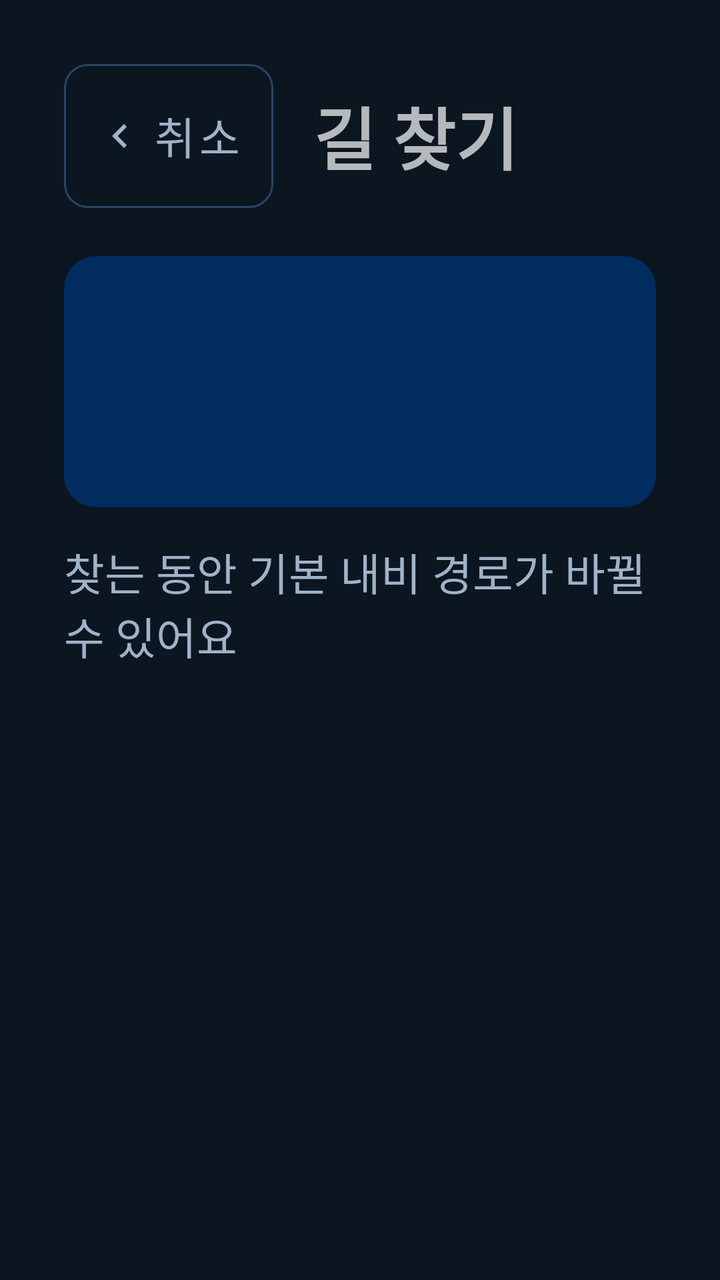
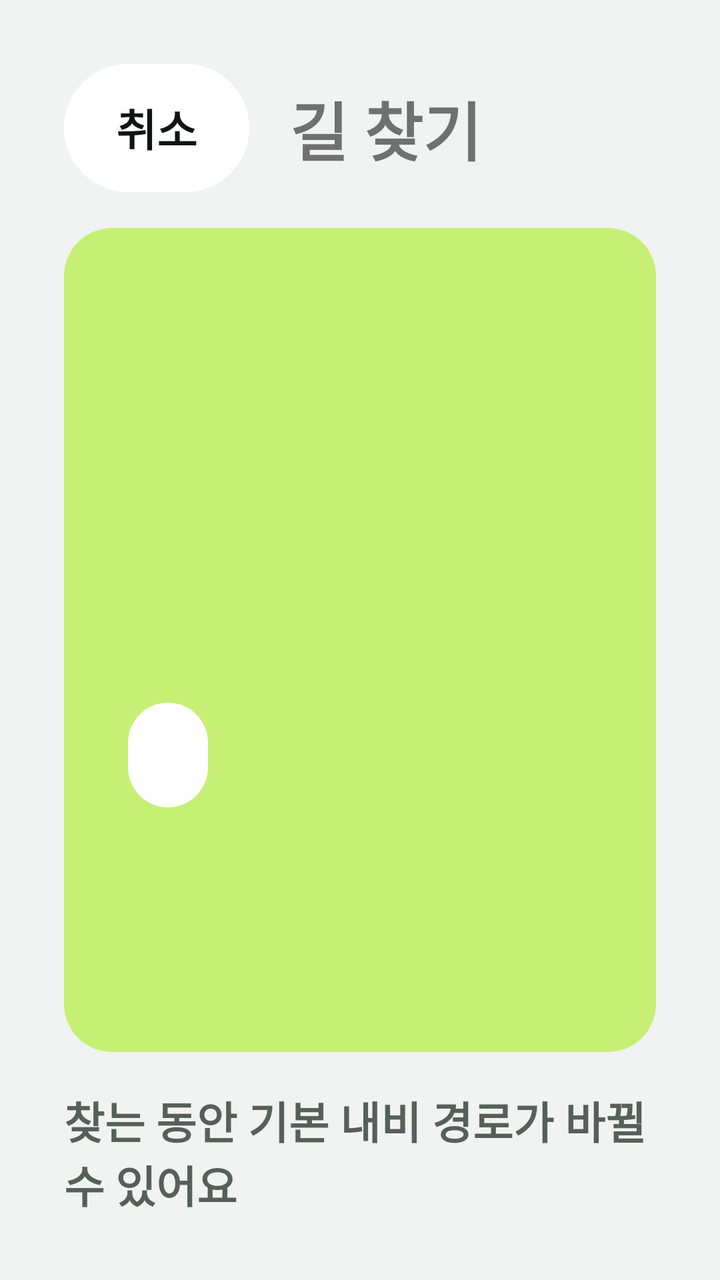

Screens rendered from an Android XML layout before and after an edit, with the pre-edit source and the edit as a unified diff.
<!-- AndroidManifest.xml: application theme Theme.Jeonunbochocar -->
<!-- res/layout/screen_searching.xml -->
<?xml version="1.0" encoding="utf-8"?>
<LinearLayout xmlns:android="http://schemas.android.com/apk/res/android"
    android:layout_width="match_parent"
    android:layout_height="match_parent"
    android:orientation="vertical"
    android:padding="32dp">

    <LinearLayout
        android:layout_width="match_parent"
        android:layout_height="wrap_content"
        android:gravity="center_vertical"
        android:orientation="horizontal">

        <Button
            android:id="@+id/btnBack"
            style="@style/Jb.Button.Back"
            android:layout_width="wrap_content"
            android:layout_height="72dp"
            android:layout_marginEnd="20dp"
            android:text="취소" />

        <TextView
            android:layout_width="wrap_content"
            android:layout_height="wrap_content"
            android:text="길 찾기"
            android:textSize="34sp"
            android:textStyle="bold" />
    </LinearLayout>

    <LinearLayout
        android:layout_width="match_parent"
        android:layout_height="wrap_content"
        android:layout_marginTop="24dp"
        android:background="@drawable/bg_level_card"
        android:orientation="vertical"
        android:padding="24dp">

        <TextView
            android:id="@+id/searchTitle"
            android:layout_width="wrap_content"
            android:layout_height="wrap_content"
            android:textSize="30sp"
            android:textStyle="bold" />

        <TextView
            android:id="@+id/searchProgress"
            android:layout_width="wrap_content"
            android:layout_height="wrap_content"
            android:layout_marginTop="8dp"
            android:textColor="@color/jb_on_navy_secondary"
            android:textSize="22sp" />
    </LinearLayout>

    <TextView
        android:layout_width="wrap_content"
        android:layout_height="wrap_content"
        android:layout_marginTop="16dp"
        android:text="찾는 동안 기본 내비 경로가 바뀔 수 있어요"
        android:textColor="@color/jb_text_secondary"
        android:textSize="22sp" />
</LinearLayout>
<!-- resources referenced by this layout -->
<resources>
  <color name="jb_on_navy_secondary">#B9D3EA</color>
  <color name="jb_text_secondary">#9FB3C8</color>
  <!-- drawable bg_level_card (drawable) -->
  <?xml version="1.0" encoding="utf-8"?>
  <shape xmlns:android="http://schemas.android.com/apk/res/android">
      <solid android:color="@color/jb_navy" />
      <corners android:radius="16dp" />
  </shape>
  <style name="Jb.Button.Back" parent="Widget.MaterialComponents.Button.OutlinedButton">
          <item name="strokeColor">@color/jb_outline</item>
          <item name="android:textColor">@color/jb_text_secondary</item>
          <item name="android:textSize">22sp</item>
          <item name="cornerRadius">12dp</item>
          <item name="icon">@drawable/ic_chevron_left</item>
          <item name="iconTint">@color/jb_text_secondary</item>
          <item name="android:minHeight">72dp</item>
          <item name="android:insetTop">0dp</item>
          <item name="android:insetBottom">0dp</item>
      </style>
  <style name="Theme.Jeonunbochocar" parent="Theme.MaterialComponents.NoActionBar">
          <item name="colorPrimary">@color/jb_accent</item>
          <item name="colorPrimaryVariant">@color/jb_navy</item>
          <item name="colorOnPrimary">@color/jb_background</item>
          <item name="colorSecondary">@color/jb_accent</item>
          <item name="colorOnSecondary">@color/jb_background</item>
          <item name="android:windowBackground">@color/jb_background</item>
          <item name="android:statusBarColor">@color/jb_background</item>
          <item name="materialButtonStyle">@style/Jb.Button</item>
      </style>
  <color name="jb_navy">#002C5F</color>
  <color name="jb_outline">#2A4560</color>
  <color name="jb_accent">#00AAD2</color>
  <color name="jb_background">#0B1620</color>
  <style name="Jb.Button" parent="Widget.MaterialComponents.Button.UnelevatedButton">
          <item name="backgroundTint">@color/jb_card</item>
          <item name="android:textColor">@color/white</item>
          <item name="android:textSize">24sp</item>
          <item name="cornerRadius">12dp</item>
          <item name="android:insetTop">0dp</item>
          <item name="android:insetBottom">0dp</item>
      </style>
  <color name="jb_card">#13283F</color>
  <color name="white">#FFFFFFFF</color>
  <!-- unchanged entries left out for length: 1 -->
</resources>

<!-- the commit's change to res/layout/screen_searching.xml (unified diff, before → after) -->
@@ -1,5 +1,6 @@
 <?xml version="1.0" encoding="utf-8"?>
 <LinearLayout xmlns:android="http://schemas.android.com/apk/res/android"
+    xmlns:app="http://schemas.android.com/apk/res-auto"
     android:layout_width="match_parent"
     android:layout_height="match_parent"
     android:orientation="vertical"
@@ -15,47 +16,75 @@
             android:id="@+id/btnBack"
             style="@style/Jb.Button.Back"
             android:layout_width="wrap_content"
-            android:layout_height="72dp"
+            android:layout_height="64dp"
             android:layout_marginEnd="20dp"
-            android:text="취소" />
+            android:paddingStart="26dp"
+            android:paddingEnd="26dp"
+            android:text="취소"
+            app:icon="@null" />
 
         <TextView
-            android:layout_width="wrap_content"
-            android:layout_height="wrap_content"
-            android:text="길 찾기"
-            android:textSize="34sp"
-            android:textStyle="bold" />
+            style="@style/Jb.HeaderTitle"
+            android:text="길 찾기" />
     </LinearLayout>
 
     <LinearLayout
         android:layout_width="match_parent"
-        android:layout_height="wrap_content"
-        android:layout_marginTop="24dp"
-        android:background="@drawable/bg_level_card"
+        android:layout_height="0dp"
+        android:layout_marginTop="18dp"
+        android:layout_weight="1"
+        android:background="@drawable/bg_block"
+        android:backgroundTint="@color/jb_lime"
+        android:gravity="bottom"
         android:orientation="vertical"
-        android:padding="24dp">
+        android:padding="32dp">
 
         <TextView
             android:id="@+id/searchTitle"
+            style="@style/Jb.OnBlock"
+            android:background="@drawable/bg_pill"
+            android:paddingHorizontal="20dp"
+            android:paddingVertical="10dp"
+            android:textSize="24sp" />
+
+        
+        <LinearLayout
+            android:id="@+id/searchAttemptLine"
             android:layout_width="wrap_content"
             android:layout_height="wrap_content"
-            android:textSize="30sp"
-            android:textStyle="bold" />
+            android:layout_marginTop="16dp"
+            android:orientation="horizontal"
+            android:visibility="gone">
+
+            <TextView
+                android:id="@+id/searchAttempt"
+                style="@style/Jb.OnBlock"
+                android:includeFontPadding="false"
+                android:letterSpacing="-0.06"
+                android:textSize="180sp" />
+
+            <TextView
+                android:id="@+id/searchTotal"
+                style="@style/Jb.OnBlock"
+                android:textSize="72sp" />
+        </LinearLayout>
 
         <TextView
             android:id="@+id/searchProgress"
-            android:layout_width="wrap_content"
-            android:layout_height="wrap_content"
-            android:layout_marginTop="8dp"
-            android:textColor="@color/jb_on_navy_secondary"
-            android:textSize="22sp" />
+            style="@style/Jb.OnBlock"
+            android:layout_marginTop="16dp"
+            android:textSize="30sp" />
+
+        <LinearLayout
+            android:id="@+id/searchSteps"
+            android:layout_width="match_parent"
+            android:layout_height="12dp"
+            android:layout_marginTop="22dp"
+            android:orientation="horizontal" />
     </LinearLayout>
 
     <TextView
-        android:layout_width="wrap_content"
-        android:layout_height="wrap_content"
-        android:layout_marginTop="16dp"
-        android:text="찾는 동안 기본 내비 경로가 바뀔 수 있어요"
-        android:textColor="@color/jb_text_secondary"
-        android:textSize="22sp" />
+        style="@style/Jb.Label"
+        android:layout_marginTop="18dp"
+        android:text="찾는 동안 기본 내비 경로가 바뀔 수 있어요" />
 </LinearLayout>
<!-- resource entries referenced after the edit -->
@@ -1,48 +1,79 @@
 <!-- resources referenced by this layout -->
 <resources>
-  <color name="jb_on_navy_secondary">#B9D3EA</color>
-  <color name="jb_text_secondary">#9FB3C8</color>
-  <!-- drawable bg_level_card (drawable) -->
+  <color name="jb_lime">#C6F073</color>
+  <!-- drawable bg_block (drawable) -->
   <?xml version="1.0" encoding="utf-8"?>
   <shape xmlns:android="http://schemas.android.com/apk/res/android">
-      <solid android:color="@color/jb_navy" />
-      <corners android:radius="16dp" />
+      <solid android:color="@color/white" />
+      <corners android:radius="24dp" />
   </shape>
-  <style name="Jb.Button.Back" parent="Widget.MaterialComponents.Button.OutlinedButton">
-          <item name="strokeColor">@color/jb_outline</item>
+  <!-- drawable bg_pill (drawable) -->
+  <?xml version="1.0" encoding="utf-8"?>
+  <shape xmlns:android="http://schemas.android.com/apk/res/android">
+      <solid android:color="@color/white" />
+      <corners android:radius="999dp" />
+  </shape>
+  <color name="jb_text_secondary">#56605B</color>
+  <color name="jb_on_block">#111413</color>
+  <color name="jb_primary">#111413</color>
+  <color name="jb_on_primary">#F1F3F2</color>
+  <style name="Jb.Button.Back">
+          <item name="cornerRadius">32dp</item>
+          <item name="icon">@drawable/ic_chevron_left</item>
+          <item name="iconTint">@color/jb_text</item>
+          <item name="iconPadding">6dp</item>
+          <item name="android:minHeight">64dp</item>
+          <item name="android:paddingStart">14dp</item>
+          <item name="android:paddingEnd">24dp</item>
+      </style>
+  <style name="Jb.HeaderTitle" parent="">
+          <item name="android:layout_width">wrap_content</item>
+          <item name="android:layout_height">wrap_content</item>
+          <item name="android:textSize">32sp</item>
+          <item name="android:textStyle">bold</item>
+      </style>
+  <style name="Jb.Label" parent="">
+          <item name="android:layout_width">wrap_content</item>
+          <item name="android:layout_height">wrap_content</item>
           <item name="android:textColor">@color/jb_text_secondary</item>
           <item name="android:textSize">22sp</item>
-          <item name="cornerRadius">12dp</item>
-          <item name="icon">@drawable/ic_chevron_left</item>
-          <item name="iconTint">@color/jb_text_secondary</item>
-          <item name="android:minHeight">72dp</item>
+          <item name="android:textStyle">bold</item>
+      </style>
+  <style name="Jb.OnBlock" parent="">
+          <item name="android:layout_width">wrap_content</item>
+          <item name="android:layout_height">wrap_content</item>
+          <item name="android:textColor">@color/jb_on_block</item>
+          <item name="android:textSize">22sp</item>
+          <item name="android:textStyle">bold</item>
+      </style>
+  <style name="Theme.Jeonunbochocar" parent="Theme.MaterialComponents.DayNight.NoActionBar">
+          <item name="colorPrimary">@color/jb_primary</item>
+          <item name="colorPrimaryVariant">@color/jb_primary</item>
+          <item name="colorOnPrimary">@color/jb_on_primary</item>
+          <item name="colorSecondary">@color/jb_primary</item>
+          <item name="colorOnSecondary">@color/jb_on_primary</item>
+          <item name="android:textColorPrimary">@color/jb_text</item>
+          <item name="android:textColorSecondary">@color/jb_text_secondary</item>
+          <item name="android:windowBackground">@color/jb_background</item>
+          <item name="android:statusBarColor">@color/jb_background</item>
+          <item name="android:windowLightStatusBar">@bool/jb_light_bars</item>
+          <item name="materialButtonStyle">@style/Jb.Button</item>
+      </style>
+  <color name="jb_background">#F1F3F2</color>
+  <style name="Jb.Button" parent="Widget.MaterialComponents.Button.UnelevatedButton">
+          <item name="backgroundTint">@color/jb_surface</item>
+          <item name="android:textColor">@color/jb_text</item>
+          <item name="android:textSize">22sp</item>
+          <item name="android:textStyle">bold</item>
+          <item name="android:textAllCaps">false</item>
+          <item name="android:letterSpacing">0</item>
+          <item name="cornerRadius">20dp</item>
           <item name="android:insetTop">0dp</item>
           <item name="android:insetBottom">0dp</item>
       </style>
-  <style name="Theme.Jeonunbochocar" parent="Theme.MaterialComponents.NoActionBar">
-          <item name="colorPrimary">@color/jb_accent</item>
-          <item name="colorPrimaryVariant">@color/jb_navy</item>
-          <item name="colorOnPrimary">@color/jb_background</item>
-          <item name="colorSecondary">@color/jb_accent</item>
-          <item name="colorOnSecondary">@color/jb_background</item>
-          <item name="android:windowBackground">@color/jb_background</item>
-          <item name="android:statusBarColor">@color/jb_background</item>
-          <item name="materialButtonStyle">@style/Jb.Button</item>
-      </style>
-  <color name="jb_navy">#002C5F</color>
-  <color name="jb_outline">#2A4560</color>
-  <color name="jb_accent">#00AAD2</color>
-  <color name="jb_background">#0B1620</color>
-  <style name="Jb.Button" parent="Widget.MaterialComponents.Button.UnelevatedButton">
-          <item name="backgroundTint">@color/jb_card</item>
-          <item name="android:textColor">@color/white</item>
-          <item name="android:textSize">24sp</item>
-          <item name="cornerRadius">12dp</item>
-          <item name="android:insetTop">0dp</item>
-          <item name="android:insetBottom">0dp</item>
-      </style>
-  <color name="jb_card">#13283F</color>
+  <color name="jb_surface">#FFFFFF</color>
   <color name="white">#FFFFFFFF</color>
+  <color name="jb_text">#111413</color>
   <!-- unchanged entries left out for length: 1 -->
 </resources>
 
